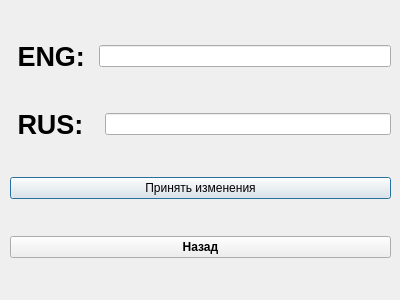
This is Word-Flow/newword.ui in timowka0304/Word-Flow as Qt 5 draws it before an edit. The edited form follows.
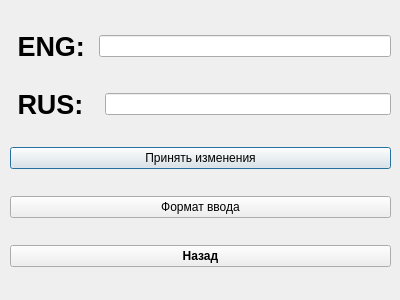
This is the edited form.

Commit message: Added info about enter-format in NewWord

The edit to the form file:
```diff
--- a/Word-Flow/newword.ui
+++ b/Word-Flow/newword.ui
@@ -128,6 +128,13 @@
       </property>
      </widget>
     </item>
+    <item>
+     <widget class="QPushButton" name="info_Button">
+      <property name="text">
+       <string>Формат ввода</string>
+      </property>
+     </widget>
+    </item>
     <item>
      <widget class="QPushButton" name="cancel_Button">
       <property name="font">
```
The commit also changes 3 other files.
